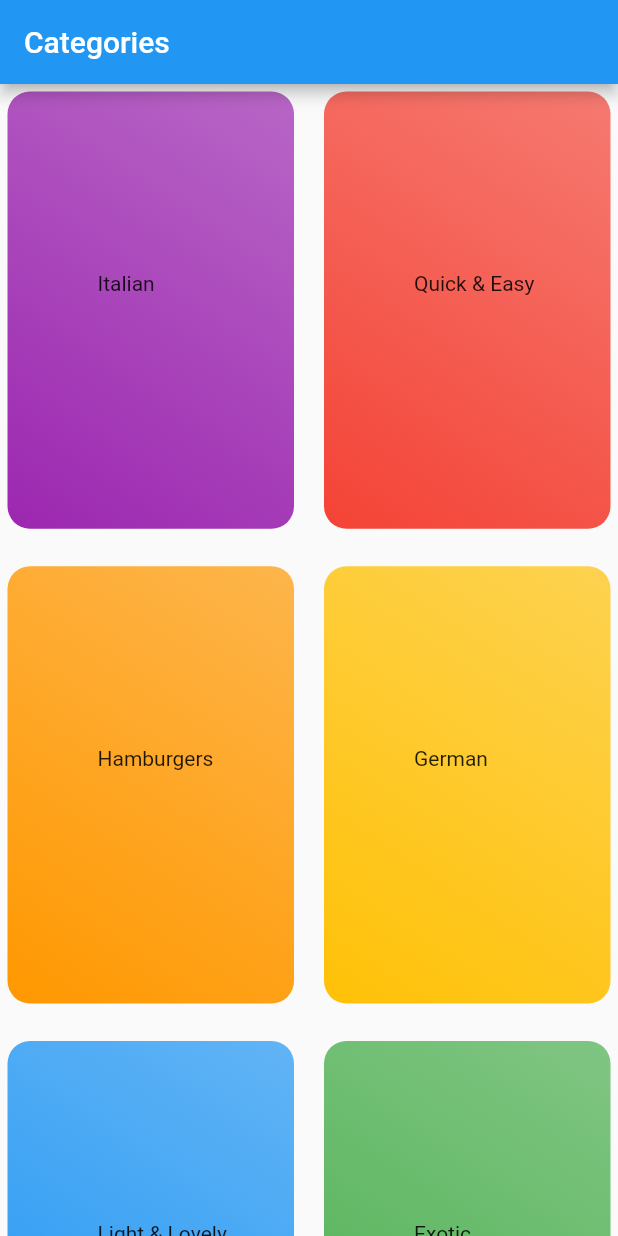
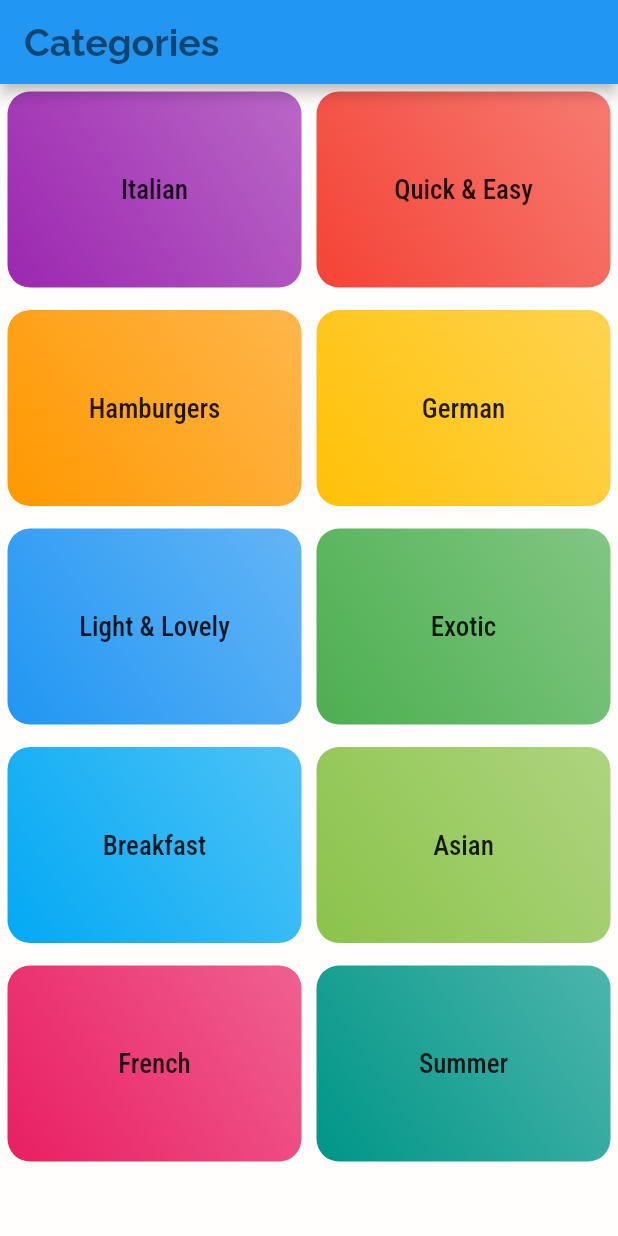
Before and after one commit to rajpranit/Recipe-flutter-MPA, a Flutter app: the screen it shows after launch, on a phone screen of 412 x 824 dp. Run offline on Flutter 3.47's test engine with Material 2 defaults, Android fonts, the phone set to English and light mode, and no system bars; our stand-ins replace google_fonts.

Commit message:
Styling and theming

```diff
--- a/lib/category_item.dart
+++ b/lib/category_item.dart
@@ -1,6 +1,8 @@
 import 'dart:ui';
 
 import 'package:flutter/cupertino.dart';
+import 'package:flutter/material.dart';
+import 'package:google_fonts/google_fonts.dart';
 
 class CategoryItem extends StatelessWidget {
   final String title;
@@ -11,9 +13,8 @@ class CategoryItem extends StatelessWidget {
   @override
   Widget build(BuildContext context) {
     return Container(
-      margin: EdgeInsets.symmetric(horizontal: 5, vertical: 5),
-      padding:
-          const EdgeInsets.only(left: 60, right: 40, top: 120, bottom: 100),
+      // margin: const EdgeInsets.symmetric(horizontal: 5, vertical: 5),
+      transformAlignment: Alignment.center,
       decoration: BoxDecoration(
         gradient: LinearGradient(
           colors: [
@@ -27,7 +28,12 @@ class CategoryItem extends StatelessWidget {
         ),
         borderRadius: BorderRadius.circular(15),
       ),
-      child: Text(title),
+      child: Column(
+        mainAxisAlignment: MainAxisAlignment.center,
+        children: [
+          Text(title, style: Theme.of(context).textTheme.bodyText1),
+        ],
+      ),
     );
   }
 }
--- a/lib/main.dart
+++ b/lib/main.dart
@@ -1,5 +1,6 @@
 import 'package:flutter/material.dart';
-import 'package:recipe/screens/categories_screen.dart';
+import 'package:google_fonts/google_fonts.dart';
+import './screens/categories_screen.dart';
 
 void main() => runApp(MyApp());
 
@@ -8,7 +9,23 @@ class MyApp extends StatelessWidget {
   Widget build(BuildContext context) {
     return MaterialApp(
       title: 'DeliMeals',
-      theme: ThemeData(primarySwatch: Colors.blue),
+      theme: ThemeData(
+        primarySwatch: Colors.blue,
+        fontFamily: 'Raleway',
+        secondaryHeaderColor: Colors.amber,
+        canvasColor: const Color.fromRGBO(255, 254, 252, 1),
+        textTheme: const TextTheme(
+          headline1: TextStyle(
+            fontFamily: 'Raleway',
+            fontSize: 25,
+            fontWeight: FontWeight.bold,
+          ),
+          bodyText1: TextStyle(
+            fontFamily: "RobotoCondensed",
+            fontSize: 18,
+          ),
+        ),
+      ),
       home: CategoriesScreen(),
     );
   }
--- a/lib/screens/categories_screen.dart
+++ b/lib/screens/categories_screen.dart
@@ -7,12 +7,16 @@ class CategoriesScreen extends StatelessWidget {
   Widget build(BuildContext context) {
     return Scaffold(
       appBar: AppBar(
-        title: const Text('Categories'),
+        title: Text(
+          'Categories',
+          style: Theme.of(context).textTheme.headline1,
+        ),
       ),
       body: GridView(
+        padding: EdgeInsets.all(5),
         gridDelegate: const SliverGridDelegateWithMaxCrossAxisExtent(
           maxCrossAxisExtent: 200,
-          childAspectRatio: 2 / 3,
+          childAspectRatio: 3 / 2,
           crossAxisSpacing: 10,
           mainAxisSpacing: 15,
         ),
```
Also changed, not shown: pubspec.yaml (+18 -11 lines), lib/assets/fonts/Raleway-Black.ttf (added), lib/assets/fonts/Raleway-Bold.ttf (added), lib/assets/fonts/Raleway-Regular.ttf (added), lib/assets/fonts/RobotoCondensed-Bold.ttf (added), lib/assets/fonts/RobotoCondensed-Italic.ttf (added), lib/assets/fonts/RobotoCondensed-Light.ttf (added), lib/assets/fonts/RobotoCondensed-Regular.ttf (added), pubspec.lock.
